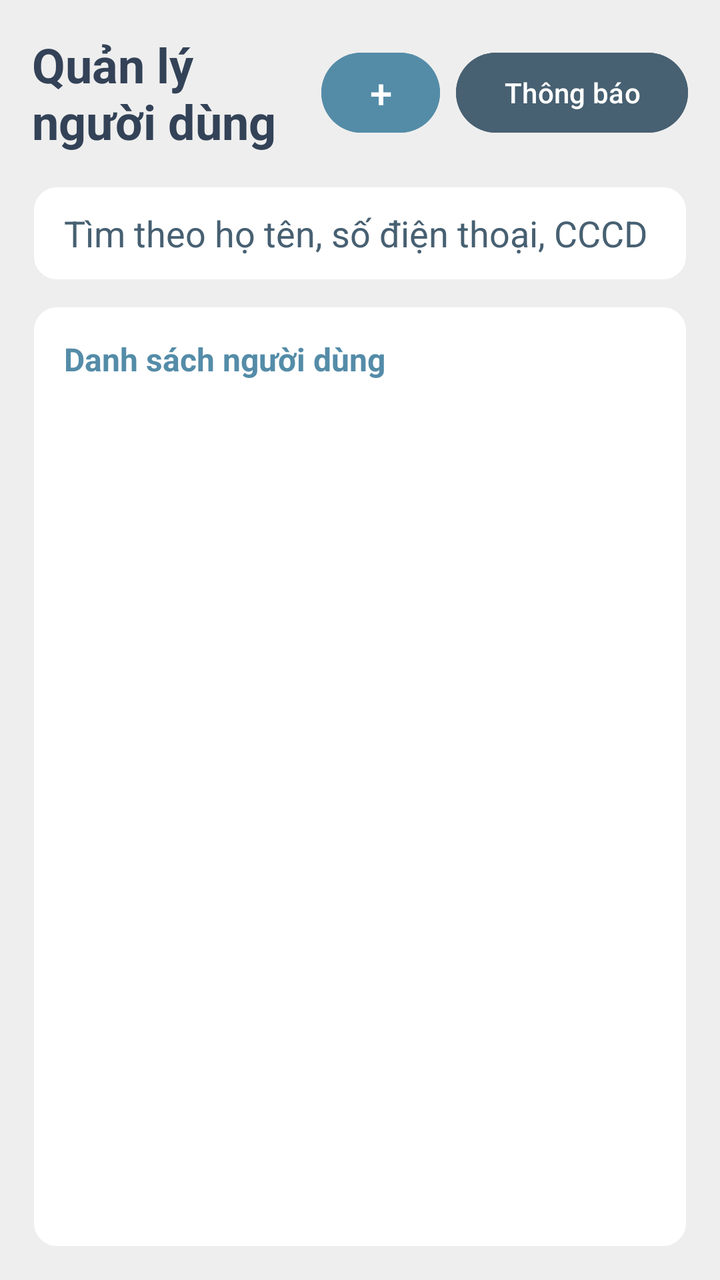
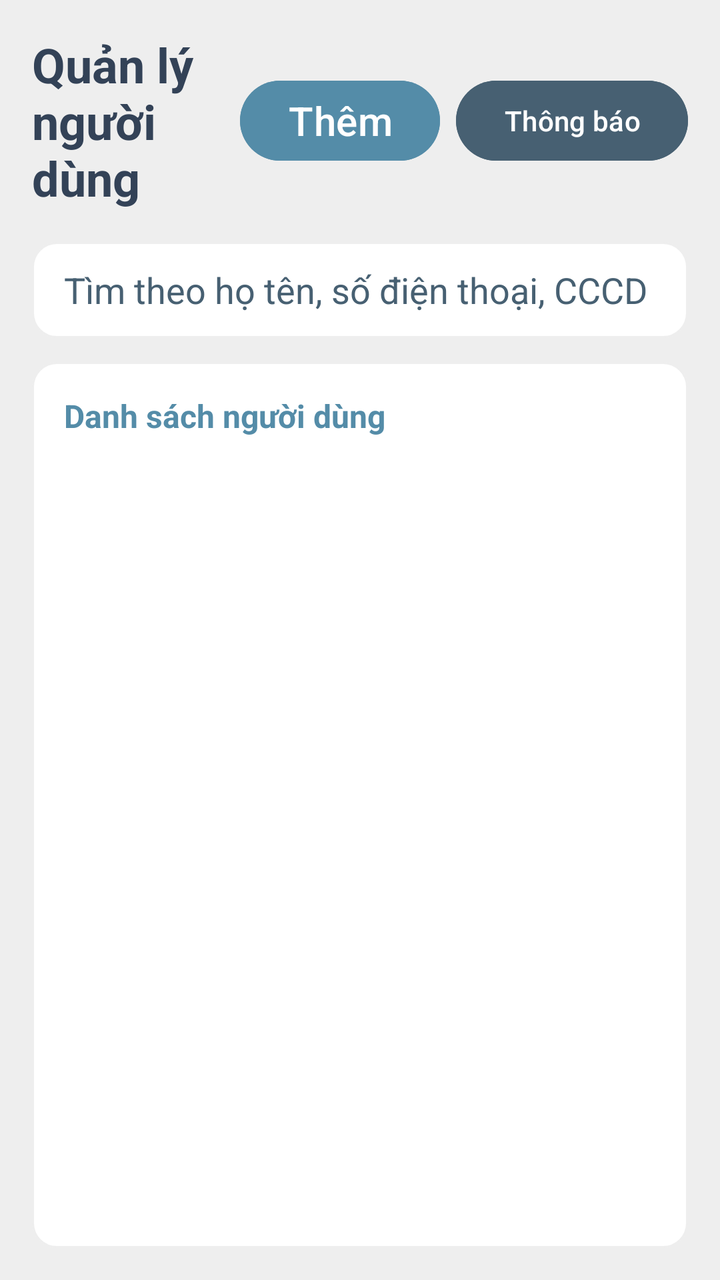

An Android layout rendered at two revisions. The XML below is the earlier revision; the diff shows what the commit changed to produce the second picture.
<!-- AndroidManifest.xml: application theme Theme.Rentaly_Management -->
<!-- res/layout/fragment_user_manage.xml -->
<?xml version="1.0" encoding="utf-8"?>
<FrameLayout xmlns:android="http://schemas.android.com/apk/res/android"
    xmlns:tools="http://schemas.android.com/tools"
    android:layout_width="match_parent"
    android:layout_height="match_parent"
    android:background="@color/background"
    tools:context=".Fragment.UserManageFragment">

    <LinearLayout
        android:layout_width="match_parent"
        android:layout_height="match_parent"
        android:orientation="vertical"
        android:padding="16dp">

        <LinearLayout
            android:layout_width="match_parent"
            android:layout_height="wrap_content"
            android:gravity="center_vertical"
            android:orientation="horizontal">

            <TextView
                android:id="@+id/textView5"
                android:layout_width="0dp"
                android:layout_height="wrap_content"
                android:layout_weight="1"
                android:text="Quản lý người dùng"
                android:textColor="@color/dark_navy"
                android:textSize="24sp"
                android:textStyle="bold" />

            <Button
                android:id="@+id/button3"
                android:layout_width="wrap_content"
                android:layout_height="48dp"
                android:layout_marginStart="12dp"
                android:backgroundTint="@color/primary"
                android:minHeight="48dp"
                android:minWidth="48dp"
                android:text="@string/plus_char"
                android:textColor="@color/white"
                android:textSize="20sp"
                android:contentDescription="Thêm người dùng" />
            <Button
                android:id="@+id/user_announcements"
                android:layout_width="wrap_content"
                android:layout_height="48dp"
                android:layout_marginStart="8dp"
                android:backgroundTint="@color/secondary"
                android:minHeight="48dp"
                android:minWidth="48dp"
                android:text="Thông báo"
                android:textColor="@color/white" />
        </LinearLayout>

        <EditText
            android:id="@+id/user_search"
            android:layout_width="match_parent"
            android:layout_height="wrap_content"
            android:layout_marginTop="16dp"
            android:background="@drawable/user_detail_card"
            android:hint="Tìm theo họ tên, số điện thoại, CCCD"
            android:inputType="text"
            android:minHeight="48dp"
            android:paddingStart="16dp"
            android:paddingEnd="16dp"
            android:singleLine="true"
            android:textColor="@color/dark_navy"
            android:textColorHint="@color/secondary" />

        <ProgressBar
            android:id="@+id/user_loading"
            android:layout_width="wrap_content"
            android:layout_height="wrap_content"
            android:layout_gravity="center"
            android:layout_marginTop="12dp"
            android:contentDescription="Đang tải danh sách người dùng"
            android:visibility="gone" />

        <LinearLayout
            android:layout_width="match_parent"
            android:layout_height="0dp"
            android:layout_marginTop="12dp"
            android:layout_weight="1"
            android:background="@drawable/user_detail_card"
            android:clipToOutline="true"
            android:orientation="vertical"
            android:padding="16dp">

            <TextView
                android:id="@+id/textView7"
                android:layout_width="match_parent"
                android:layout_height="wrap_content"
                android:layout_marginBottom="12dp"
                android:text="Danh sách người dùng"
                android:textColor="@color/primary"
                android:textSize="16sp"
                android:textStyle="bold" />

            <ListView
                android:id="@+id/user_list"
                android:layout_width="match_parent"
                android:layout_height="0dp"
                android:layout_weight="1"
                android:divider="@color/background"
                android:dividerHeight="8dp"
                android:footerDividersEnabled="false"
                android:headerDividersEnabled="false" />
        </LinearLayout>

        <LinearLayout
            android:id="@+id/user_detail_form"
            android:layout_width="match_parent"
            android:layout_height="wrap_content"
            android:layout_marginTop="12dp"
            android:background="@drawable/user_detail_card"
            android:orientation="vertical"
            android:padding="16dp"
            android:visibility="gone">

            <TextView
                android:id="@+id/user_detail"
                android:layout_width="match_parent"
                android:layout_height="wrap_content"
                android:textColor="@color/dark_navy"
                android:textSize="15sp" />

            <Spinner
                android:id="@+id/user_role"
                android:layout_width="match_parent"
                android:layout_height="wrap_content"
                android:layout_marginTop="12dp"
                android:minHeight="48dp" />

            <Button
                android:id="@+id/user_role_update"
                android:layout_width="match_parent"
                android:layout_height="wrap_content"
                android:layout_marginTop="12dp"
                android:backgroundTint="@color/primary"
                android:minHeight="48dp"
                android:text="Cập nhật vai trò"
                android:textColor="@color/white" />

            <Button
                android:id="@+id/user_delete"
                android:layout_width="match_parent"
                android:layout_height="wrap_content"
                android:layout_marginTop="8dp"
                android:backgroundTint="@color/secondary"
                android:minHeight="48dp"
                android:text="Xóa người thuê"
                android:textColor="@color/white" />
        </LinearLayout>

    </LinearLayout>
</FrameLayout>
<!-- resources referenced by this layout -->
<resources>
  <color name="background">#EEEEEE</color>
  <color name="dark_navy">#334257</color>
  <color name="primary">#548CA8</color>
  <color name="secondary">#476072</color>
  <color name="white">#FFFFFFFF</color>
  <!-- drawable user_detail_card (drawable) -->
  <?xml version="1.0" encoding="utf-8"?>
  <shape xmlns:android="http://schemas.android.com/apk/res/android" android:shape="rectangle">
      <solid android:color="@color/white" />
      <corners android:radius="12dp" />
      <stroke android:width="1dp" android:color="@color/background" />
  </shape>
  <string name="plus_char">+</string>
  <style name="Theme.Rentaly_Management" parent="Base.Theme.Rentaly_Management" />
  <style name="Base.Theme.Rentaly_Management" parent="Theme.Material3.DayNight.NoActionBar">
          
          
      </style>
</resources>

<!-- the commit's change to res/layout/fragment_user_manage.xml (unified diff, before → after) -->
@@ -36,7 +36,7 @@
                 android:backgroundTint="@color/primary"
                 android:minHeight="48dp"
                 android:minWidth="48dp"
-                android:text="@string/plus_char"
+                android:text="Thêm"
                 android:textColor="@color/white"
                 android:textSize="20sp"
                 android:contentDescription="Thêm người dùng" />
<!-- resource entries referenced after the edit -->
@@ -12,7 +12,6 @@
       <corners android:radius="12dp" />
       <stroke android:width="1dp" android:color="@color/background" />
   </shape>
-  <string name="plus_char">+</string>
   <style name="Theme.Rentaly_Management" parent="Base.Theme.Rentaly_Management" />
   <style name="Base.Theme.Rentaly_Management" parent="Theme.Material3.DayNight.NoActionBar">
           
